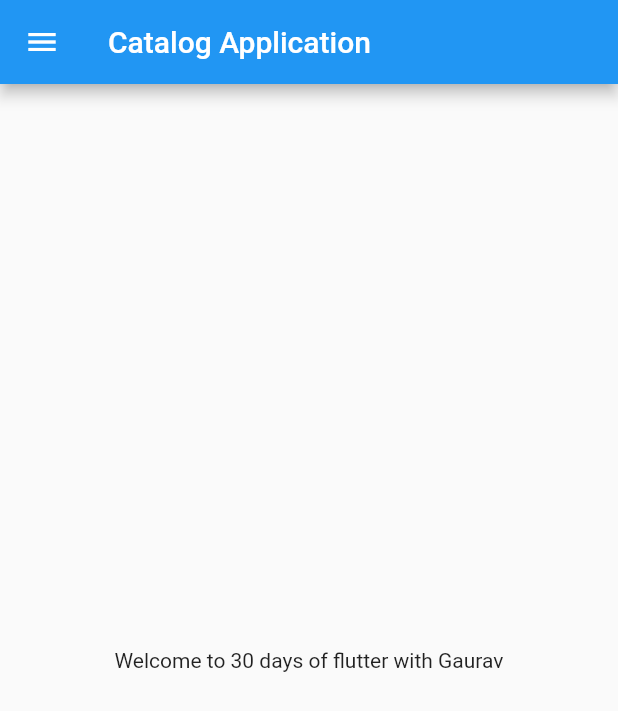
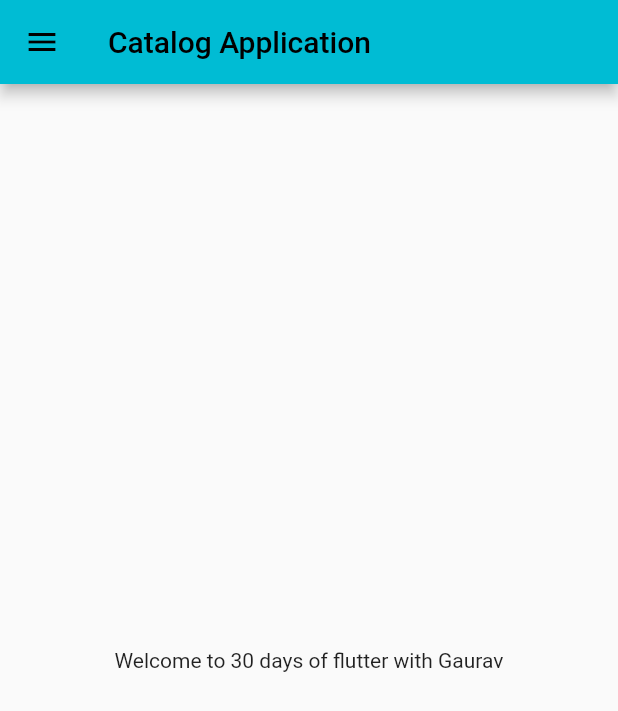
Before and after one commit to Gauravghanmode2903/30DaysOfFlutter, a Flutter app: the screen it shows after launch, on a phone screen of 412 x 824 dp. Shown: the top 711 px of the screen. Run offline on Flutter 3.47's test engine with Material 2 defaults, Android fonts, the phone set to English and light mode, and no system bars.

Commit message:
Day-3 commpleted

```diff
--- a/lib/main.dart
+++ b/lib/main.dart
@@ -1,4 +1,5 @@
-import 'package:firstproject/home_page.dart';
+import 'package:firstproject/pages/Login_Page.dart';
+import 'package:firstproject/pages/home_page.dart';
 import 'package:flutter/material.dart';
 
 void main() {
@@ -6,12 +7,20 @@ void main() {
 }
 
 class MyApp extends StatelessWidget {
-  const MyApp({super.key});
-
   @override
   Widget build(BuildContext context) {
     return MaterialApp(
-      home: HomePage(),
+      themeMode: ThemeMode.light,
+      theme: ThemeData(primarySwatch: Colors.cyan),
+      darkTheme: ThemeData(
+        brightness: Brightness.dark,
+      ),
+      initialRoute: "/home",
+      routes: {
+        "/": (context) => LoginPage(),
+        "/home": (context) => HomePage(),
+        "/login": (context) => LoginPage()
+      },
     );
   }
 }
```
Also changed, not shown: lib/pages/Login_Page.dart (added, +18 -0 lines), lib/pages/home_page.dart (renamed from lib/home_page.dart).
